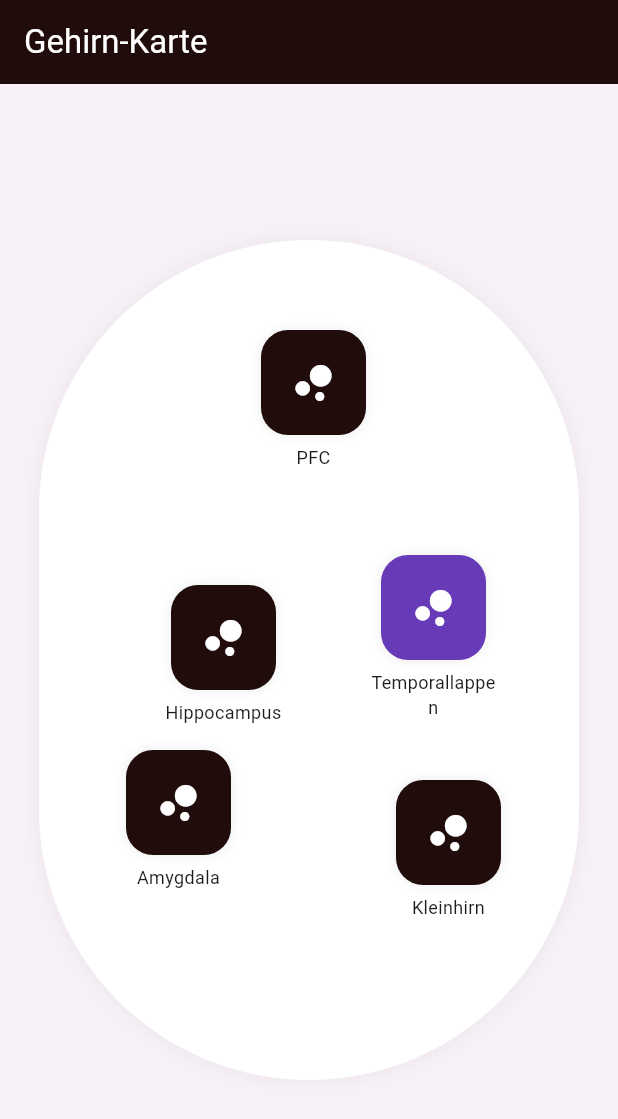
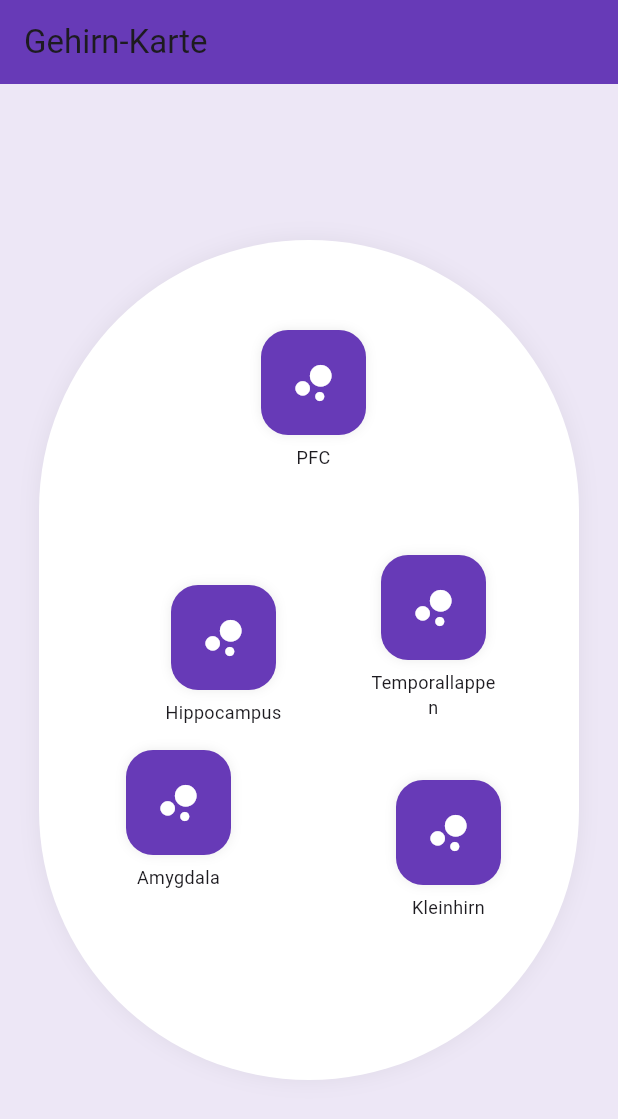
Before and after one commit to linava4/brainJourney, a Flutter app: the BrainMapScreen screen opened directly, on a phone screen of 412 x 824 dp. Shown: the top 1119 px of the screen. Run offline on Flutter 3.47's test engine with Material 3 defaults, Android fonts, the phone set to English and light mode, and no system bars; our stand-ins replace shared_preferences; accounts and stored records are empty.

Commit message:
intro,homescreen und temporallappen

```diff
--- a/lib/home.dart
+++ b/lib/home.dart
@@ -51,11 +51,9 @@ class _BrainMapScreenState extends State<BrainMapScreen> {
     return Scaffold(
       appBar: AppBar(
         title: const Text('Gehirn-Karte'),
-        backgroundColor: Color(0xFF200D0B),
-        foregroundColor: Colors.white,
-
+        backgroundColor: Colors.deepPurple,
       ),
-      backgroundColor: Color(0xFFF8F2F8),
+      backgroundColor: Colors.deepPurple.shade50,
       body: Center(
         child: SizedBox(
           width: 380,
@@ -195,7 +193,7 @@ class _BrainMapScreenState extends State<BrainMapScreen> {
               width: 70,
               height: 70,
               decoration: BoxDecoration(
-                color: completed ? Colors.pinkAccent : Color(0xFF200D0B),
+                color: completed ? Colors.green : Colors.deepPurple,
                 borderRadius: BorderRadius.circular(18),
                 boxShadow: [BoxShadow(color: Colors.black.withOpacity(0.08), blurRadius: 6)],
               ),
--- a/lib/intro.dart
+++ b/lib/intro.dart
@@ -43,7 +43,7 @@ class _HomeScreenState extends State<HomeScreen> {
   @override
   Widget build(BuildContext context) {
     return Scaffold(
-      backgroundColor: Color(0xFFF8F2F8),
+      backgroundColor: Colors.deepPurple.shade50,
       body: Center(
         child: Padding(
           padding: const EdgeInsets.all(24.0),
@@ -74,7 +74,7 @@ class _HomeScreenState extends State<HomeScreen> {
               ElevatedButton(
                 onPressed: _next,
                 style: ElevatedButton.styleFrom(
-                  backgroundColor: Color(0xFF200D0B),
+                  backgroundColor: Colors.deepPurple,
                   foregroundColor: Colors.white,
                   padding: const EdgeInsets.symmetric(horizontal: 30, vertical: 16),
                   shape: RoundedRectangleBorder(borderRadius: BorderRadius.circular(12)),
```
Also changed, not shown: lib/temporallobe.dart (+8 -10 lines), assets/images/braintemporallobe.webp (added), assets/images/temporallobe.webp (added).
